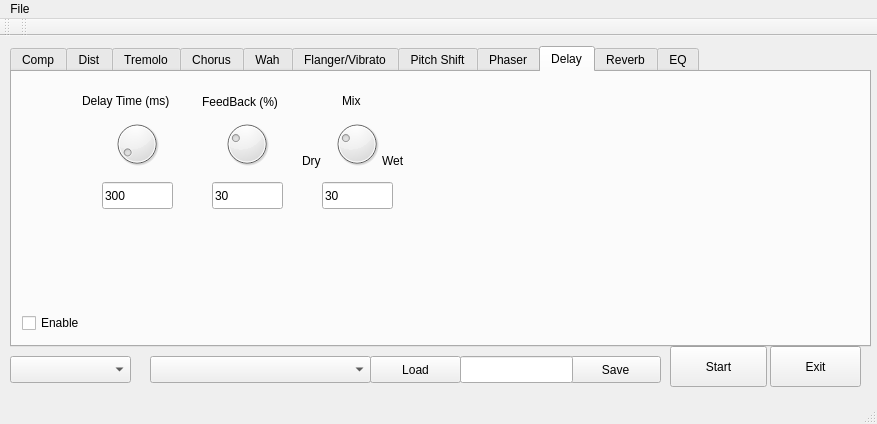
Above: alsatest1/mainwindow.ui from netpipe/MIDITools before the change. Below: the same form after it.
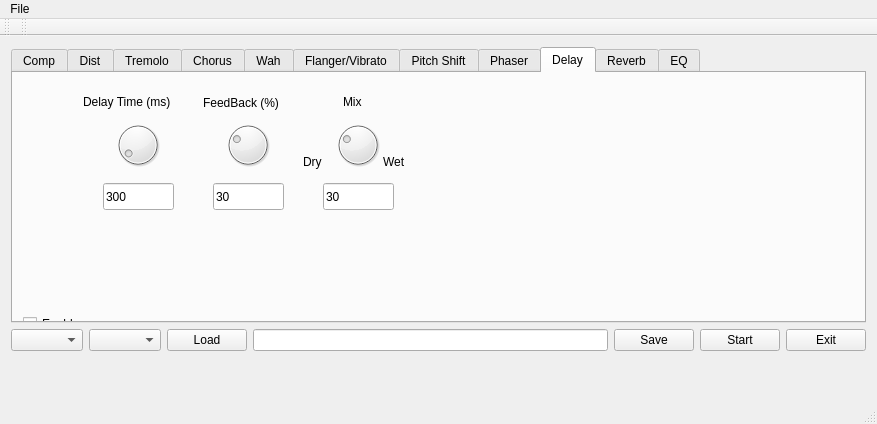
That is the form after the change.

What changed in the file:
```diff
--- a/alsatest1/mainwindow.ui
+++ b/alsatest1/mainwindow.ui
@@ -14,79 +14,9 @@
    <string>RedFX Processor</string>
   </property>
   <widget class="QWidget" name="centralWidget">
-   <widget class="QPushButton" name="pushButton">
-    <property name="geometry">
-     <rect>
-      <x>670</x>
-      <y>310</y>
-      <width>97</width>
-      <height>41</height>
-     </rect>
-    </property>
-    <property name="text">
-     <string>Start</string>
-    </property>
-   </widget>
-   <widget class="QPushButton" name="pushButton_2">
-    <property name="geometry">
-     <rect>
-      <x>770</x>
-      <y>310</y>
-      <width>91</width>
-      <height>41</height>
-     </rect>
-    </property>
-    <property name="text">
-     <string>Exit</string>
-    </property>
-   </widget>
-   <widget class="QLabel" name="label">
-    <property name="geometry">
-     <rect>
-      <x>10</x>
-      <y>390</y>
-      <width>711</width>
-      <height>31</height>
-     </rect>
-    </property>
-    <property name="text">
-     <string/>
-    </property>
-    <property name="alignment">
-     <set>Qt::AlignLeading|Qt::AlignLeft|Qt::AlignTop</set>
-    </property>
-    <property name="wordWrap">
-     <bool>true</bool>
-    </property>
-   </widget>
-   <widget class="QLabel" name="label_2">
-    <property name="geometry">
-     <rect>
-      <x>10</x>
-      <y>420</y>
-      <width>711</width>
-      <height>31</height>
-     </rect>
-    </property>
-    <property name="text">
-     <string/>
-    </property>
-    <property name="alignment">
-     <set>Qt::AlignLeading|Qt::AlignLeft|Qt::AlignTop</set>
-    </property>
-    <property name="wordWrap">
-     <bool>true</bool>
-    </property>
-   </widget>
+   <layout class="QGridLayout" name="gridLayout_2">
+    <item row="0" column="0" colspan="7">
    <widget class="QTabWidget" name="tabWidget">
-    <property name="geometry">
-     <rect>
-      <x>10</x>
-      <y>10</y>
-      <width>861</width>
-      <height>301</height>
-     </rect>
-    </property>
     <property name="tabPosition">
      <enum>QTabWidget::North</enum>
     </property>
@@ -3069,62 +2999,71 @@
      </widget>
     </widget>
    </widget>
-   <widget class="QPushButton" name="saveBTN">
-    <property name="geometry">
-     <rect>
-      <x>570</x>
-      <y>320</y>
-      <width>91</width>
-      <height>27</height>
-     </rect>
-    </property>
-    <property name="text">
-     <string>Save</string>
-    </property>
-   </widget>
-   <widget class="QLineEdit" name="savePreset">
-    <property name="geometry">
-     <rect>
-      <x>460</x>
-      <y>320</y>
-      <width>113</width>
-      <height>27</height>
-     </rect>
-    </property>
-   </widget>
-   <widget class="QComboBox" name="SelectPresetCMB">
-    <property name="geometry">
-     <rect>
-      <x>150</x>
-      <y>320</y>
-      <width>221</width>
-      <height>27</height>
-     </rect>
-    </property>
-   </widget>
+    </item>
+    <item row="1" column="0">
+     <widget class="QComboBox" name="cmbTheme"/>
+    </item>
+    <item row="1" column="1">
+     <widget class="QComboBox" name="SelectPresetCMB"/>
+    </item>
+    <item row="1" column="2">
    <widget class="QPushButton" name="LoadBTN">
-    <property name="geometry">
-     <rect>
-      <x>370</x>
-      <y>320</y>
-      <width>91</width>
-      <height>27</height>
-     </rect>
-    </property>
     <property name="text">
      <string>Load</string>
     </property>
    </widget>
-   <widget class="QComboBox" name="cmbTheme">
-    <property name="geometry">
-     <rect>
-      <x>10</x>
-      <y>320</y>
-      <width>121</width>
-      <height>27</height>
-     </rect>
-    </property>
-   </widget>
+    </item>
+    <item row="1" column="3">
+     <widget class="QLineEdit" name="savePreset"/>
+    </item>
+    <item row="1" column="4">
+     <widget class="QPushButton" name="saveBTN">
+      <property name="text">
+       <string>Save</string>
+      </property>
+     </widget>
+    </item>
+    <item row="1" column="5">
+     <widget class="QPushButton" name="pushButton">
+      <property name="text">
+       <string>Start</string>
+      </property>
+     </widget>
+    </item>
+    <item row="1" column="6">
+     <widget class="QPushButton" name="pushButton_2">
+      <property name="text">
+       <string>Exit</string>
+      </property>
+     </widget>
+    </item>
+    <item row="2" column="0" colspan="6">
+     <widget class="QLabel" name="label">
+      <property name="text">
+       <string/>
+      </property>
+      <property name="alignment">
+       <set>Qt::AlignLeading|Qt::AlignLeft|Qt::AlignTop</set>
+      </property>
+      <property name="wordWrap">
+       <bool>true</bool>
+      </property>
+     </widget>
+    </item>
+    <item row="3" column="0" colspan="6">
+     <widget class="QLabel" name="label_2">
+      <property name="text">
+       <string/>
+      </property>
+      <property name="alignment">
+       <set>Qt::AlignLeading|Qt::AlignLeft|Qt::AlignTop</set>
+      </property>
+      <property name="wordWrap">
+       <bool>true</bool>
+      </property>
+     </widget>
+    </item>
+   </layout>
   </widget>
   <widget class="QMenuBar" name="menuBar">
    <property name="geometry">
```
Lines whose indentation alone changed are shown as unchanged.
